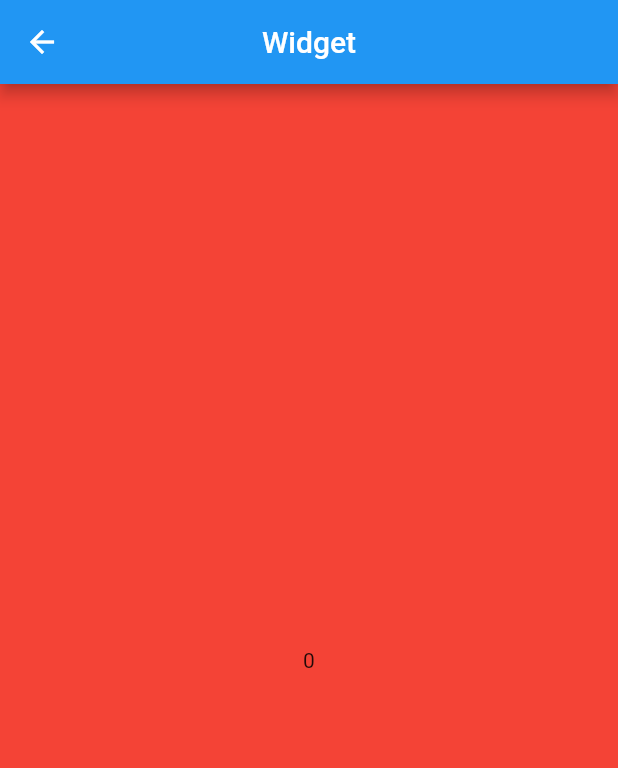
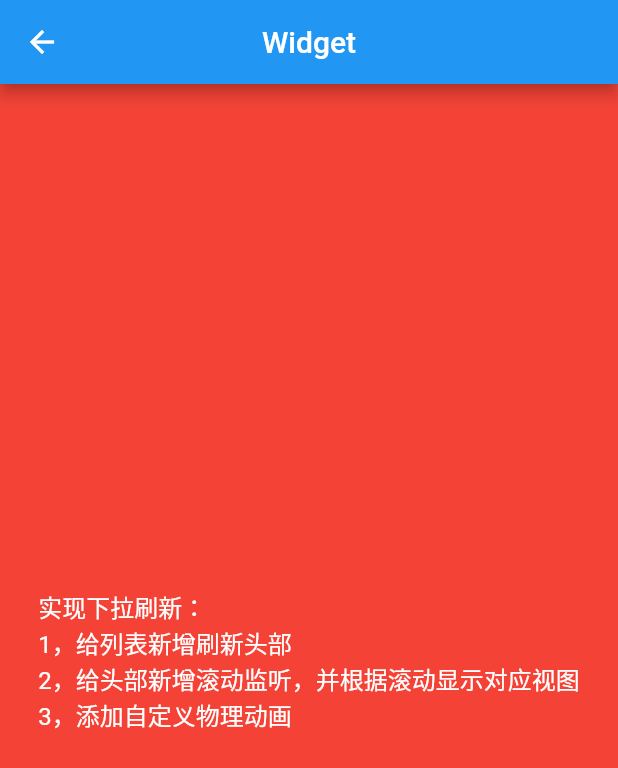
Before and after one commit to hello-coder-xu/flutter_scroll, a Flutter app: the RefreshPage screen opened by its route, on a phone screen of 412 x 824 dp. Shown: the top 768 px of the screen. Run offline on Flutter 3.47's test engine with Material 2 defaults, Android fonts, the phone set to English and light mode, and no system bars; our stand-ins replace flutter_screenutil, get.

Commit message:
研究下拉刷新，移出不需要的内容

```diff
--- a/lib/page/refresh/pull_to_refresh/internals/indicator_wrap.dart
+++ b/lib/page/refresh/pull_to_refresh/internals/indicator_wrap.dart
@@ -47,6 +47,7 @@ abstract class RefreshIndicatorState<T extends RefreshIndicator>
     return _position!.pixels < 0.0;
   }
 
+  ///计算越界距离
   @override
   double _calculateScrollOffset() {
     return (floating ? widget.height : 0.0) - (_position?.pixels as num);
@@ -59,19 +60,18 @@ abstract class RefreshIndicatorState<T extends RefreshIndicator>
     onOffsetChange(overscrollPast);
   }
 
-  // handle the  state change between canRefresh and idle canRefresh  before refreshing
+  ///根据越界距离更新头部状态
   @override
   void _dispatchModeByOffset(double offset) {
     if (floating) return;
-    // no matter what activity is done, when offset ==0.0 and !floating,it should be set to idle for setting ifCanDrag
+    // no matter what activity is done, when offset ==0.0 and !floating,it should be set to idle for setting if CanDrag
     if (offset == 0.0) {
       mode = RefreshStatus.idle;
     }
 
-    // Sometimes different devices return velocity differently, so it's impossible to judge from velocity whether the user
-    // has invoked animateTo (0.0) or the user is dragging the view.Sometimes animateTo (0.0) does not return velocity = 0.0
-    // velocity < 0.0 may be spring up,>0.0 spring down
-    if ((configuration!.enableBallisticRefresh && activity!.velocity < 0.0) ||
+    // 有时不同的设备返回速度不同，因此无法从速度判断用户是否已调用 animateTo (0.0) 或用户正在拖动视图。
+    // 有时 animateTo (0.0) 不返回速度 = 0.0
+    if ((activity!.velocity < 0.0) ||
         activity is DragScrollActivity ||
         activity is DrivenScrollActivity) {
       if (offset >= configuration!.headerTriggerDistance) {
@@ -220,14 +220,17 @@ mixin IndicatorStateMixin<T extends StatefulWidget, V> on State<T> {
     if (mounted) setState(() {});
   }
 
+  ///处理滚动时的偏移量
   void _handleOffsetChange() {
     if (!mounted) {
       return;
     }
+    //计算越界距离
     final double overscrollPast = _calculateScrollOffset();
     if (overscrollPast < 0.0) {
       return;
     }
+    //根据越界距离更新头部状态
     _dispatchModeByOffset(overscrollPast);
   }
 
--- a/lib/page/refresh/pull_to_refresh/internals/refresh_physics.dart
+++ b/lib/page/refresh/pull_to_refresh/internals/refresh_physics.dart
@@ -1,3 +1,5 @@
+// ignore_for_file: invalid_use_of_visible_for_testing_member
+
 import 'package:flutter/physics.dart';
 import 'package:flutter/rendering.dart';
 import 'package:flutter/widgets.dart';
@@ -155,6 +157,7 @@ class RefreshPhysics extends ScrollPhysics {
     final double bottomBoundary =
         position.maxScrollExtent + maxUnderScrollExtent! + bottomExtra;
 
+    // ignore: invalid_use_of_protected_member
     if (scrollPosition.activity is BallisticScrollActivity) {
       if (topHitBoundary != double.infinity) {
         if (value < -topHitBoundary! && -topHitBoundary! <= position.pixels) {
@@ -183,6 +186,7 @@ class RefreshPhysics extends ScrollPhysics {
     }
 
     // check user is dragging,it is import,some devices may not bounce with different frame and time,bouncing return the different velocity
+    // ignore: invalid_use_of_protected_member
     if (scrollPosition.activity is DragScrollActivity) {
       if (maxOverScrollExtent != double.infinity &&
           value < position.pixels &&
--- a/lib/page/refresh/pull_to_refresh/smart_refresher.dart
+++ b/lib/page/refresh/pull_to_refresh/smart_refresher.dart
@@ -521,60 +521,28 @@ class RefreshController {
   }
 }
 
-/// Controls how SmartRefresher widgets behave in a subtree.the usage just like [ScrollConfiguration]
-///
-/// The refresh configuration determines smartRefresher some behaviours,global setting default indicator
-///
-/// see also:
-///
-/// * [SmartRefresher], a widget help attach the refresh and load more function
+///   控制 SmartRefresher 小部件在子树中的行为方式。用法类似于 [ScrollConfiguration]
+///   刷新配置决定了smartRefresher的一些行为，全局设置默认指标
+///   也可以看看：
+///   * [SmartRefresher]，一个帮助附加刷新和加载更多功能的小部件
 class RefreshConfiguration extends InheritedWidget {
   final Widget child;
 
-  /// global default header builder
+  /// 全局默认标头构建器
   final IndicatorBuilder? headerBuilder;
 
-  /// global default footer builder
-  final IndicatorBuilder? footerBuilder;
-
-  /// custom spring animate
+  /// 自定义弹簧动画
   final SpringDescription springDescription;
 
-  /// If need to refreshing now when reaching triggerDistance
+  /// 是否需要在到达 triggerDistance 时立即刷新
   final bool skipCanRefresh;
 
-  /// when listView data small(not enough one page) , it should be hide
-  final bool hideFooterWhenNotFull;
-
-  /// whether user can drag viewport when twoLeveling
-  final bool enableScrollWhenTwoLevel;
-
-  /// whether user can drag viewport when refresh complete and spring back
+  /// 刷新完成后用户是否可以拖动视口并回弹
   final bool enableScrollWhenRefreshCompleted;
 
-  /// whether trigger refresh by  BallisticScrollActivity
-  final bool enableBallisticRefresh;
-
-  /// whether trigger loading by  BallisticScrollActivity
-  final bool enableBallisticLoad;
-
-  /// whether footer can trigger load by reaching footerDistance when failed state
-  final bool enableLoadingWhenFailed;
-
-  /// whether footer can trigger load by reaching footerDistance when inNoMore state
-  final bool enableLoadingWhenNoData;
 
   /// overScroll distance of trigger refresh
   final double headerTriggerDistance;
-
-  ///	the overScroll distance of trigger twoLevel
-  final double twiceTriggerDistance;
-
-  /// Close the bottom crossing distance on the second floor, premise:enableScrollWhenTwoLevel is true
-  final double closeTwoLevelDistance;
-
-  /// the extentAfter distance of trigger loading
-  final double footerTriggerDistance;
 
   /// the speed ratio when dragging overscroll ,compute=origin physics dragging speed *dragSpeedRatio
   final double dragSpeedRatio;
@@ -594,41 +562,25 @@ class RefreshConfiguration extends InheritedWidget {
   /// toggle of  refresh vibrate
   final bool enableRefreshVibrate;
 
-  /// toggle of  loadmore vibrate
-  final bool enableLoadMoreVibrate;
-
   const RefreshConfiguration(
       {Key? key,
       required this.child,
       this.headerBuilder,
-      this.footerBuilder,
       this.dragSpeedRatio = 1.0,
-      this.enableScrollWhenTwoLevel = true,
-      this.enableLoadingWhenNoData = false,
-      this.enableBallisticRefresh = false,
       this.springDescription = const SpringDescription(
         mass: 2.2,
         stiffness: 150,
         damping: 16,
       ),
       this.enableScrollWhenRefreshCompleted = false,
-      this.enableLoadingWhenFailed = true,
-      this.twiceTriggerDistance = 150.0,
-      this.closeTwoLevelDistance = 80.0,
       this.skipCanRefresh = false,
       this.maxOverScrollExtent,
-      this.enableBallisticLoad = true,
       this.maxUnderScrollExtent,
       this.headerTriggerDistance = 80.0,
-      this.footerTriggerDistance = 15.0,
-      this.hideFooterWhenNotFull = false,
       this.enableRefreshVibrate = false,
-      this.enableLoadMoreVibrate = false,
       this.topHitBoundary,
       this.bottomHitBoundary})
       : assert(headerTriggerDistance > 0),
-        assert(twiceTriggerDistance > 0),
-        assert(closeTwoLevelDistance > 0),
         assert(dragSpeedRatio > 0),
         super(key: key, child: child);
 
@@ -666,20 +618,12 @@ class RefreshConfiguration extends InheritedWidget {
             "search RefreshConfiguration anscestor return null,please  Make sure that RefreshConfiguration is the ancestor of that element"),
         headerBuilder =
             headerBuilder ?? RefreshConfiguration.of(context)!.headerBuilder,
-        footerBuilder =
-            footerBuilder ?? RefreshConfiguration.of(context)!.footerBuilder,
         dragSpeedRatio =
             dragSpeedRatio ?? RefreshConfiguration.of(context)!.dragSpeedRatio,
-        twiceTriggerDistance = twiceTriggerDistance ??
-            RefreshConfiguration.of(context)!.twiceTriggerDistance,
         headerTriggerDistance = headerTriggerDistance ??
             RefreshConfiguration.of(context)!.headerTriggerDistance,
-        footerTriggerDistance = footerTriggerDistance ??
-            RefreshConfiguration.of(context)!.footerTriggerDistance,
         springDescription = springDescription ??
             RefreshConfiguration.of(context)!.springDescription,
-        hideFooterWhenNotFull = hideFooterWhenNotFull ??
-            RefreshConfiguration.of(context)!.hideFooterWhenNotFull,
         maxOverScrollExtent = maxOverScrollExtent ??
             RefreshConfiguration.of(context)!.maxOverScrollExtent,
         maxUnderScrollExtent = maxUnderScrollExtent ??
@@ -692,22 +636,8 @@ class RefreshConfiguration extends InheritedWidget {
             skipCanRefresh ?? RefreshConfiguration.of(context)!.skipCanRefresh,
         enableScrollWhenRefreshCompleted = enableScrollWhenRefreshCompleted ??
             RefreshConfiguration.of(context)!.enableScrollWhenRefreshCompleted,
-        enableScrollWhenTwoLevel = enableScrollWhenTwoLevel ??
-            RefreshConfiguration.of(context)!.enableScrollWhenTwoLevel,
-        enableBallisticRefresh = enableBallisticRefresh ??
-            RefreshConfiguration.of(context)!.enableBallisticRefresh,
-        enableBallisticLoad = enableBallisticLoad ??
-            RefreshConfiguration.of(context)!.enableBallisticLoad,
-        enableLoadingWhenNoData = enableLoadingWhenNoData ??
-            RefreshConfiguration.of(context)!.enableLoadingWhenNoData,
-        enableLoadingWhenFailed = enableLoadingWhenFailed ??
-            RefreshConfiguration.of(context)!.enableLoadingWhenFailed,
-        closeTwoLevelDistance = closeTwoLevelDistance ??
-            RefreshConfiguration.of(context)!.closeTwoLevelDistance,
         enableRefreshVibrate = enableRefreshVibrate ??
             RefreshConfiguration.of(context)!.enableRefreshVibrate,
-        enableLoadMoreVibrate = enableLoadMoreVibrate ??
-            RefreshConfiguration.of(context)!.enableLoadMoreVibrate,
         super(key: key, child: child);
 
   static RefreshConfiguration? of(BuildContext context) {
@@ -717,23 +647,14 @@ class RefreshConfiguration extends InheritedWidget {
   @override
   bool updateShouldNotify(RefreshConfiguration oldWidget) {
     return skipCanRefresh != oldWidget.skipCanRefresh ||
-        hideFooterWhenNotFull != oldWidget.hideFooterWhenNotFull ||
         dragSpeedRatio != oldWidget.dragSpeedRatio ||
         enableScrollWhenRefreshCompleted !=
             oldWidget.enableScrollWhenRefreshCompleted ||
-        enableBallisticRefresh != oldWidget.enableBallisticRefresh ||
-        enableScrollWhenTwoLevel != oldWidget.enableScrollWhenTwoLevel ||
-        closeTwoLevelDistance != oldWidget.closeTwoLevelDistance ||
-        footerTriggerDistance != oldWidget.footerTriggerDistance ||
         headerTriggerDistance != oldWidget.headerTriggerDistance ||
-        twiceTriggerDistance != oldWidget.twiceTriggerDistance ||
         maxUnderScrollExtent != oldWidget.maxUnderScrollExtent ||
         oldWidget.maxOverScrollExtent != maxOverScrollExtent ||
-        enableBallisticRefresh != oldWidget.enableBallisticRefresh ||
-        enableLoadingWhenFailed != oldWidget.enableLoadingWhenFailed ||
         topHitBoundary != oldWidget.topHitBoundary ||
         enableRefreshVibrate != oldWidget.enableRefreshVibrate ||
-        enableLoadMoreVibrate != oldWidget.enableLoadMoreVibrate ||
         bottomHitBoundary != oldWidget.bottomHitBoundary;
   }
 }
--- a/lib/page/refresh/view.dart
+++ b/lib/page/refresh/view.dart
@@ -43,7 +43,16 @@ class _RefreshPageState extends State<RefreshPage> {
           height: 200.w,
           color: Colors.primaries[index],
           alignment: Alignment.center,
-          child: Text('$index'),
+          child: const Text(
+            '实现下拉刷新：'
+            '\n1，给列表新增刷新头部'
+            '\n2，给头部新增滚动监听，并根据滚动显示对应视图'
+            '\n3，添加自定义物理动画',
+            style: TextStyle(
+              fontSize: 16,
+              color: Colors.white,
+            ),
+          ),
         ),
         itemCount: 3,
       ),
```
